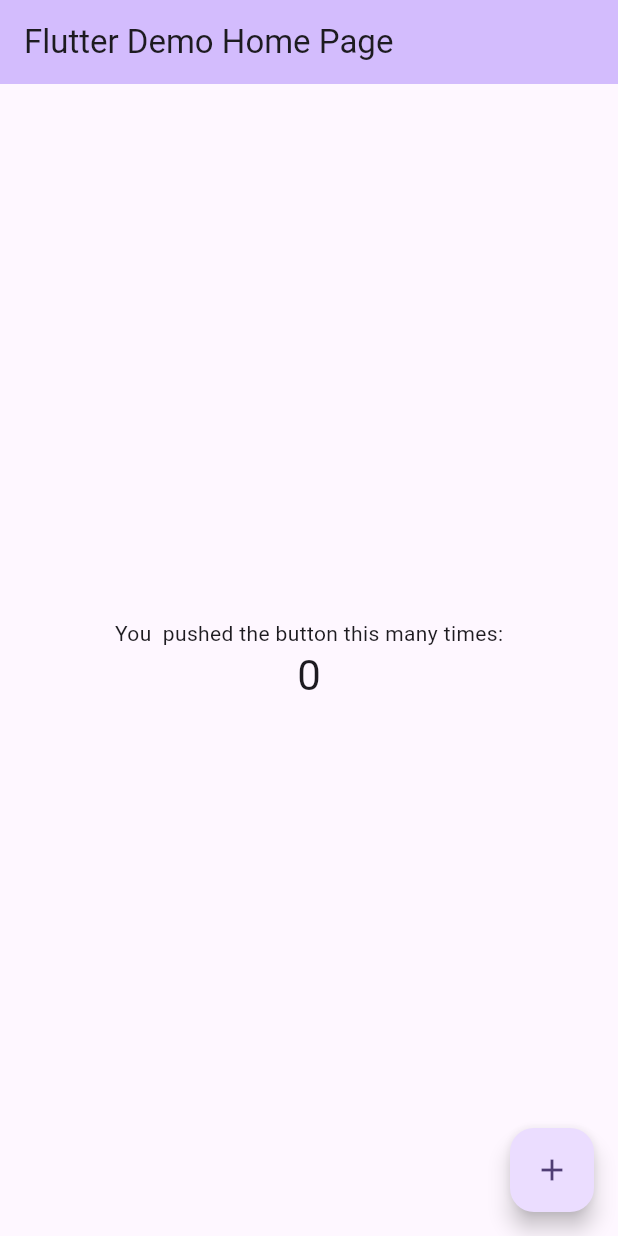
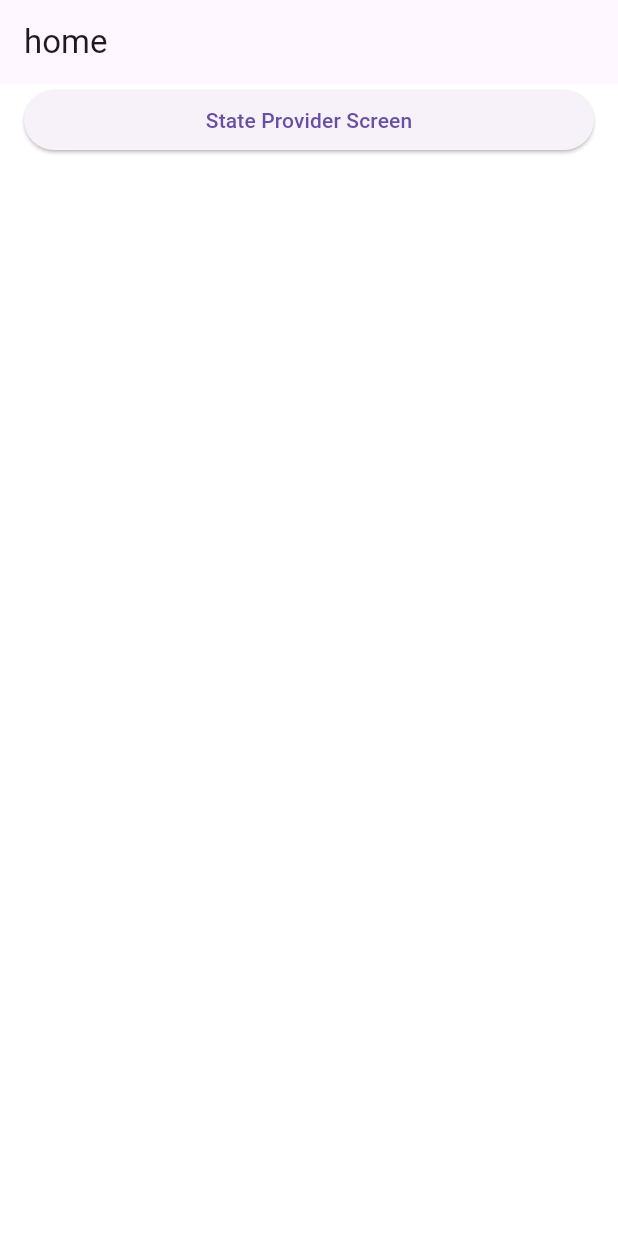
Before and after one commit to BobbyGim/riverpod, a Flutter app: the screen it shows after launch, on a phone screen of 412 x 824 dp. Run offline on Flutter 3.47's test engine with Material 3 defaults, Android fonts, the phone set to English and light mode, and no system bars.

Commit message:
feat : first commit

```diff
--- /dev/null
+++ b/lib/common/layout/default_layout.dart
@@ -0,0 +1,30 @@
+import 'package:flutter/material.dart';
+
+class DefaultLayout extends StatelessWidget {
+  final Widget child;
+  final Color? backgroundColor;
+  final String? title;
+  final List<Widget>? actions;
+
+  DefaultLayout({
+    super.key,
+    required this.child,
+    this.backgroundColor,
+    required this.title,
+    this.actions,
+  });
+
+  int index = 0;
+
+  @override
+  Widget build(BuildContext context) {
+    return Scaffold(
+      backgroundColor: backgroundColor ?? Colors.white,
+      appBar: AppBar(title: Text(title!), actions: []),
+      body: Padding(
+        padding: const EdgeInsets.symmetric(horizontal: 16.0),
+        child: child,
+      ),
+    );
+  }
+}
--- a/lib/main.dart
+++ b/lib/main.dart
@@ -1,122 +1,6 @@
 import 'package:flutter/material.dart';
+import 'package:untitled/screen/home_screen.dart';
 
 void main() {
-  runApp(const MyApp());
+  runApp(MaterialApp(home: HomeScreen()));
 }
-
-class MyApp extends StatelessWidget {
-  const MyApp({super.key});
-
-  // This widget is the root of your application.
-  @override
-  Widget build(BuildContext context) {
-    return MaterialApp(
-      title: 'Flutter Demo',
-      theme: ThemeData(
-        // This is the theme of your application.
-        //
-        // TRY THIS: Try running your application with "flutter run". You'll see
-        // the application has a purple toolbar. Then, without quitting the app,
-        // try changing the seedColor in the colorScheme below to Colors.green
-        // and then invoke "hot reload" (save your changes or press the "hot
-        // reload" button in a Flutter-supported IDE, or press "r" if you used
-        // the command line to start the app).
-        //
-        // Notice that the counter didn't reset back to zero; the application
-        // state is not lost during the reload. To reset the state, use hot
-        // restart instead.
-        //
-        // This works for code too, not just values: Most code changes can be
-        // tested with just a hot reload.
-        colorScheme: ColorScheme.fromSeed(seedColor: Colors.deepPurple),
-      ),
-      home: const MyHomePage(title: 'Flutter Demo Home Page'),
-    );
-  }
-}
-
-class MyHomePage extends StatefulWidget {
-  const MyHomePage({super.key, required this.title});
-
-  // This widget is the home page of your application. It is stateful, meaning
-  // that it has a State object (defined below) that contains fields that affect
-  // how it looks.
-
-  // This class is the configuration for the state. It holds the values (in this
-  // case the title) provided by the parent (in this case the App widget) and
-  // used by the build method of the State. Fields in a Widget subclass are
-  // always marked "final".
-
-  final String title;
-
-  @override
-  State<MyHomePage> createState() => _MyHomePageState();
-}
-
-class _MyHomePageState extends State<MyHomePage> {
-  int _counter = 0;
-
-  void _incrementCounter() {
-    setState(() {
-      // This call to setState tells the Flutter framework that something has
-      // changed in this State, which causes it to rerun the build method below
-      // so that the display can reflect the updated values. If we changed
-      // _counter without calling setState(), then the build method would not be
-      // called again, and so nothing would appear to happen.
-      _counter++;
-    });
-  }
-
-  @override
-  Widget build(BuildContext context) {
-    // This method is rerun every time setState is called, for instance as done
-    // by the _incrementCounter method above.
-    //
-    // The Flutter framework has been optimized to make rerunning build methods
-    // fast, so that you can just rebuild anything that needs updating rather
-    // than having to individually change instances of widgets.
-    return Scaffold(
-      appBar: AppBar(
-        // TRY THIS: Try changing the color here to a specific color (to
-        // Colors.amber, perhaps?) and trigger a hot reload to see the AppBar
-        // change color while the other colors stay the same.
-        backgroundColor: Theme.of(context).colorScheme.inversePrimary,
-        // Here we take the value from the MyHomePage object that was created by
-        // the App.build method, and use it to set our appbar title.
-        title: Text(widget.title),
-      ),
-      body: Center(
-        // Center is a layout widget. It takes a single child and positions it
-        // in the middle of the parent.
-        child: Column(
-          // Column is also a layout widget. It takes a list of children and
-          // arranges them vertically. By default, it sizes itself to fit its
-          // children horizontally, and tries to be as tall as its parent.
-          //
-          // Column has various properties to control how it sizes itself and
-          // how it positions its children. Here we use mainAxisAlignment to
-          // center the children vertically; the main axis here is the vertical
-          // axis because Columns are vertical (the cross axis would be
-          // horizontal).
-          //
-          // TRY THIS: Invoke "debug painting" (choose the "Toggle Debug Paint"
-          // action in the IDE, or press "p" in the console), to see the
-          // wireframe for each widget.
-          mainAxisAlignment: MainAxisAlignment.center,
-          children: <Widget>[
-            const Text('You  pushed the button this many times:'),
-            Text(
-              '$_counter',
-              style: Theme.of(context).textTheme.headlineMedium,
-            ),
-          ],
-        ),
-      ),
-      floatingActionButton: FloatingActionButton(
-        onPressed: _incrementCounter,
-        tooltip: 'Increment',
-        child: const Icon(Icons.add),
-      ), // This trailing comma makes auto-formatting nicer for build methods.
-    );
-  }
-}
--- /dev/null
+++ b/lib/screen/home_screen.dart
@@ -0,0 +1,26 @@
+import 'package:flutter/material.dart';
+import 'package:untitled/common/layout/default_layout.dart';
+import 'package:untitled/screen/state_provider_screen.dart';
+
+class HomeScreen extends StatelessWidget {
+  const HomeScreen({super.key});
+
+  @override
+  Widget build(BuildContext context) {
+    return DefaultLayout(
+      title: "home",
+      child: ListView(
+        children: [
+          ElevatedButton(
+            onPressed: () {
+              Navigator.of(context).push(
+                MaterialPageRoute(builder: (context) => StateProviderScreen()),
+              );
+            },
+            child: Text("State Provider Screen"),
+          ),
+        ],
+      ),
+    );
+  }
+}
--- /dev/null
+++ b/lib/screen/state_provider_screen.dart
@@ -0,0 +1,26 @@
+import 'package:flutter/material.dart';
+import 'package:untitled/common/layout/default_layout.dart';
+
+class StateProviderScreen extends StatelessWidget {
+  const StateProviderScreen({super.key});
+
+  @override
+  Widget build(BuildContext context) {
+    return DefaultLayout(
+      title: "State Provider",
+      backgroundColor: Colors.blueGrey[50],
+      actions: [
+        IconButton(
+          icon: Icon(Icons.settings),
+          onPressed: () {
+            // Open settings or perform an action
+          },
+        ),
+      ],
+      child: ListView(children: [
+
+        ],
+      ),
+    );
+  }
+}
--- a/pubspec.yaml
+++ b/pubspec.yaml
@@ -34,6 +34,7 @@ dependencies:
   # The following adds the Cupertino Icons font to your application.
   # Use with the CupertinoIcons class for iOS style icons.
   cupertino_icons: ^1.0.8
+  flutter_riverpod: ^2.6.1
 
 dev_dependencies:
   flutter_test:
```
Also changed, not shown: pubspec.lock.
